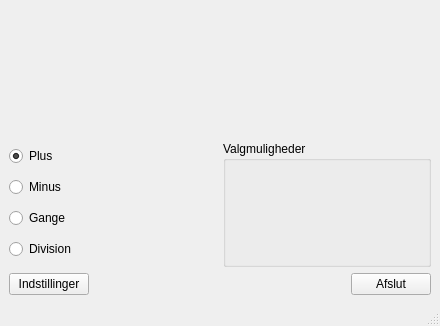
Old version of the form mainwindow.ui in the repository davidlamhauge/databel.
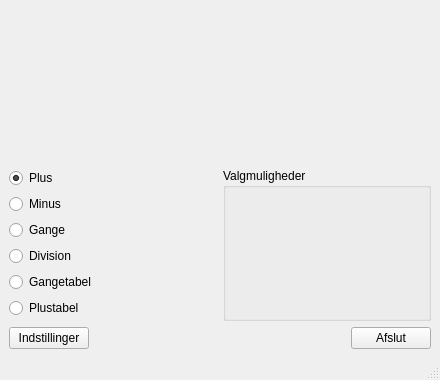
New version of the form. Icons and pictures are not drawn.

What changed in the file:
```diff
--- a/mainwindow.ui
+++ b/mainwindow.ui
@@ -7,7 +7,7 @@
     <x>0</x>
     <y>0</y>
     <width>440</width>
-    <height>326</height>
+    <height>380</height>
    </rect>
   </property>
   <property name="windowTitle">
@@ -96,6 +96,20 @@
             </property>
            </widget>
           </item>
+          <item>
+           <widget class="QRadioButton" name="rbGangeTabel">
+            <property name="text">
+             <string>Gangetabel</string>
+            </property>
+           </widget>
+          </item>
+          <item>
+           <widget class="QRadioButton" name="rbPlusTabel">
+            <property name="text">
+             <string>Plustabel</string>
+            </property>
+           </widget>
+          </item>
          </layout>
         </item>
         <item>
```
